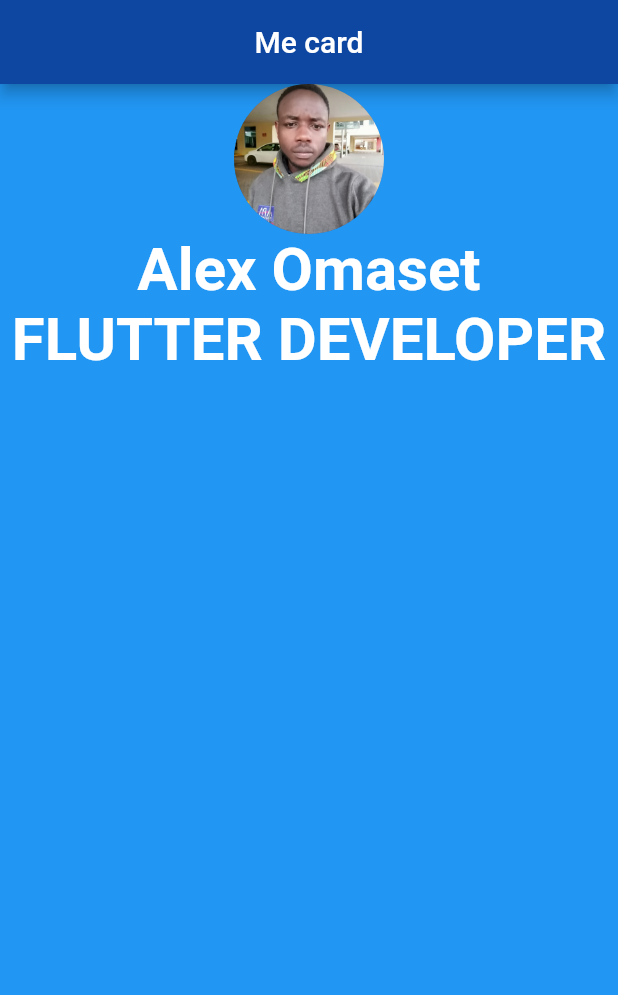
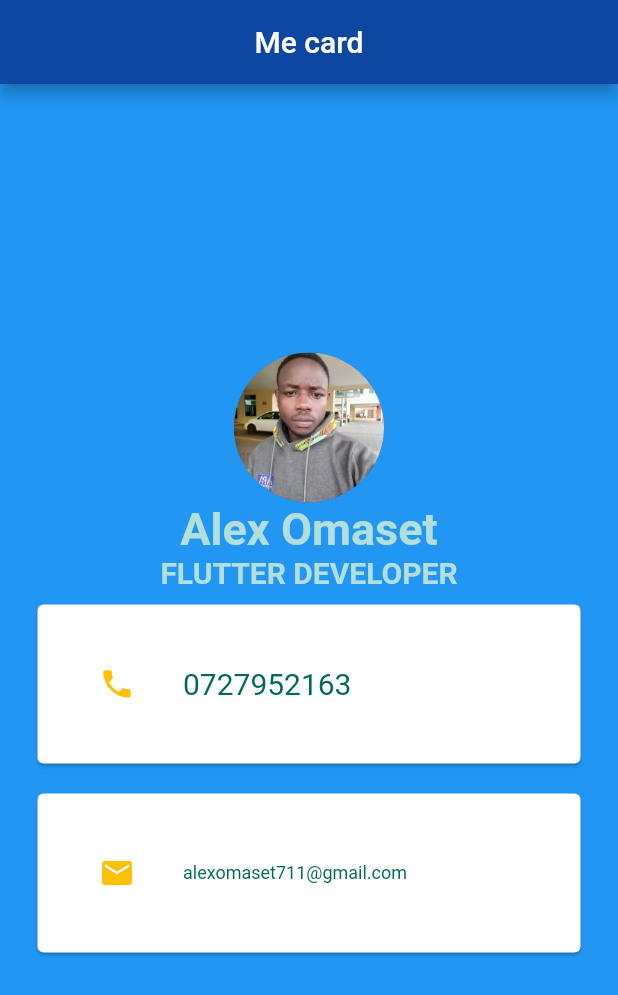
Before and after one commit to alexomaset/I_am_rich-, a Flutter app: the screen it shows after launch, on a phone screen of 412 x 824 dp. Shown: the top 995 px of the screen. Run offline on Flutter 3.47's test engine with Material 2 defaults, Android fonts, the phone set to English and light mode, and no system bars.

Commit message:
add initialchanges

```diff
--- a/lib/main.dart
+++ b/lib/main.dart
@@ -16,6 +16,7 @@ class Myapp extends StatelessWidget {
         ),
         body: SafeArea(
             child: Column(
+              mainAxisAlignment: MainAxisAlignment.center,
               children: <Widget>[
                 Center(
                   child: CircleAvatar(
@@ -26,17 +27,57 @@ class Myapp extends StatelessWidget {
                 Text(
                   'Alex Omaset',
                   style: TextStyle(
-                   fontSize: 40.0,
-                   color: Colors.white,
+                    fontSize: 30.0,
+                    color: Colors.teal[100],
                     fontWeight: FontWeight.bold,
                   ),
                 ),
                 Text(
                   'FLUTTER DEVELOPER',
                   style: TextStyle(
-                  fontSize: 40.0,
+                    fontSize: 20.0,
+                    color: Colors.teal[100],
+                    fontWeight: FontWeight.bold,
+                  ),
+                ),
+                Card(
                   color: Colors.white,
-                  fontWeight: FontWeight.bold,
+                  margin: EdgeInsets.symmetric(vertical: 10.0, horizontal: 25.0),
+                  child: Padding(
+                    padding: EdgeInsets.all(25.0),
+                    child: ListTile(
+                      leading: Icon(
+                        Icons.phone,
+                        color: Colors.amber,
+                      ),
+                      title: Text(
+                        '0727952163',
+                        style: TextStyle(
+                          color: Colors.teal.shade800,
+                          fontSize: 20.0,
+                        ),
+                      ),
+                    ),
+                  ),
+                ),
+                Card(
+                  color: Colors.white,
+                  margin: EdgeInsets.symmetric(vertical: 10.0, horizontal: 25.0),
+                  child: Padding(
+                    padding: EdgeInsets.all(25.0),
+                    child: ListTile(
+                      leading: Icon(
+                        Icons.email,
+                        color: Colors.amber,
+                      ),
+                      title: Text(
+                        'alexomaset711@gmail.com',
+                        style: TextStyle(
+                          color: Colors.teal.shade800,
+                          fontSize: 12.0,
+                        ),
+                      ),
+                    ),
                   ),
                 ),
               ],
```
Lines whose indentation alone changed are shown as unchanged.
